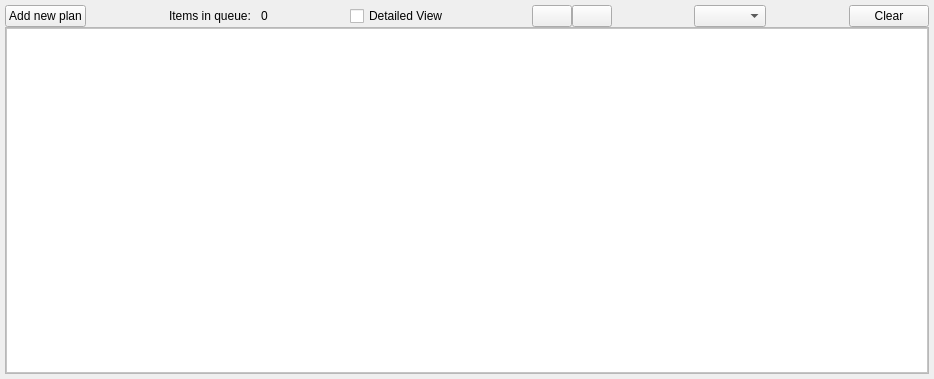
Qt form src/QSview/resources/queue_editor.ui (BCDA-APS/QSview) before a commit.
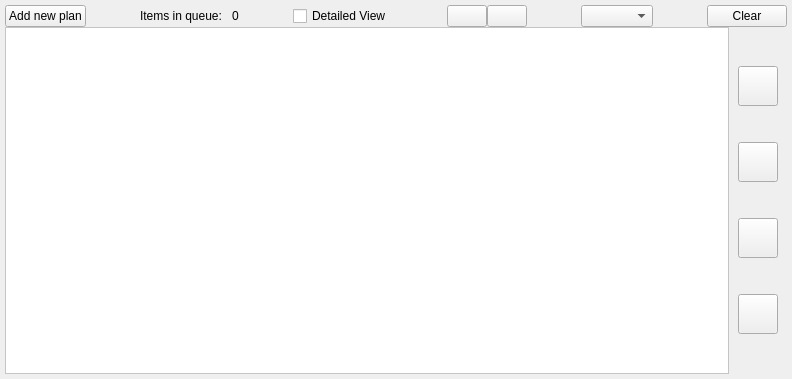
The same form after that commit. Icons and pictures are not drawn. Custom widgets are drawn as their Qt base class.

Commit message: Add up/down/top/bottom buttons to queue_editor.ui

```diff
--- a/src/QSview/resources/queue_editor.ui
+++ b/src/QSview/resources/queue_editor.ui
@@ -6,7 +6,7 @@
    <rect>
     <x>0</x>
     <y>0</y>
-    <width>934</width>
+    <width>792</width>
     <height>379</height>
    </rect>
   </property>
@@ -196,6 +196,21 @@
     </layout>
    </item>
    <item>
+    <widget class="QWidget" name="widget" native="true">
+     <layout class="QHBoxLayout" name="horizontalLayout_3">
+      <property name="leftMargin">
+       <number>0</number>
+      </property>
+      <property name="topMargin">
+       <number>0</number>
+      </property>
+      <property name="rightMargin">
+       <number>0</number>
+      </property>
+      <property name="bottomMargin">
+       <number>0</number>
+      </property>
+      <item>
     <widget class="QFrame" name="frame">
      <property name="minimumSize">
       <size>
@@ -204,12 +219,15 @@
       </size>
      </property>
      <property name="frameShape">
-      <enum>QFrame::StyledPanel</enum>
+         <enum>QFrame::NoFrame</enum>
      </property>
      <property name="frameShadow">
       <enum>QFrame::Raised</enum>
      </property>
      <layout class="QHBoxLayout" name="horizontalLayout_2">
+         <property name="spacing">
+          <number>0</number>
+         </property>
       <property name="leftMargin">
        <number>0</number>
       </property>
@@ -282,24 +300,101 @@
         </property>
        </widget>
       </item>
-     </layout>
+         <item>
+          <widget class="QFrame" name="frame_2">
+           <property name="sizePolicy">
+            <sizepolicy hsizetype="Fixed" vsizetype="Preferred">
+             <horstretch>0</horstretch>
+             <verstretch>0</verstretch>
+            </sizepolicy>
+           </property>
+           <property name="minimumSize">
+            <size>
+             <width>45</width>
+             <height>0</height>
+            </size>
+           </property>
+           <property name="frameShape">
+            <enum>QFrame::NoFrame</enum>
+           </property>
+           <property name="frameShadow">
+            <enum>QFrame::Raised</enum>
+           </property>
+           <layout class="QVBoxLayout" name="verticalLayout_2">
+            <item>
+             <widget class="QPushButton" name="topButton">
+              <property name="maximumSize">
+               <size>
+                <width>40</width>
+                <height>40</height>
+               </size>
+              </property>
+              <property name="icon">
+               <iconset>
+                <normaloff>icons/top.png</normaloff>icons/top.png</iconset>
+               </property>
+              <property name="text">
+               <string/>
+              </property>
     </widget>
    </item>
    <item>
-    <widget class="QWidget" name="widget" native="true">
-     <layout class="QHBoxLayout" name="horizontalLayout_3">
-      <property name="leftMargin">
-       <number>0</number>
-      </property>
-      <property name="topMargin">
-       <number>0</number>
-      </property>
-      <property name="rightMargin">
-       <number>0</number>
-      </property>
-      <property name="bottomMargin">
-       <number>0</number>
-      </property>
+             <widget class="QPushButton" name="upButton">
+              <property name="maximumSize">
+               <size>
+                <width>40</width>
+                <height>40</height>
+               </size>
+              </property>
+              <property name="icon">
+               <iconset>
+                <normaloff>icons/up.png</normaloff>icons/up.png</iconset>
+               </property>
+              <property name="text">
+               <string/>
+              </property>
+             </widget>
+            </item>
+            <item>
+             <widget class="QPushButton" name="downButton">
+              <property name="maximumSize">
+               <size>
+                <width>40</width>
+                <height>40</height>
+               </size>
+              </property>
+              <property name="icon">
+               <iconset>
+                <normaloff>icons/down.png</normaloff>icons/down.png</iconset>
+               </property>
+              <property name="text">
+               <string/>
+              </property>
+             </widget>
+            </item>
+            <item>
+             <widget class="QPushButton" name="bottomButton">
+              <property name="maximumSize">
+               <size>
+                <width>40</width>
+                <height>40</height>
+               </size>
+              </property>
+              <property name="icon">
+               <iconset>
+                <normaloff>icons/bottom.png</normaloff>icons/bottom.png</iconset>
+               </property>
+              <property name="text">
+               <string/>
+              </property>
+             </widget>
+            </item>
+           </layout>
+          </widget>
+         </item>
+        </layout>
+       </widget>
+      </item>
      </layout>
     </widget>
    </item>
```
Lines whose indentation alone changed are shown as unchanged.
